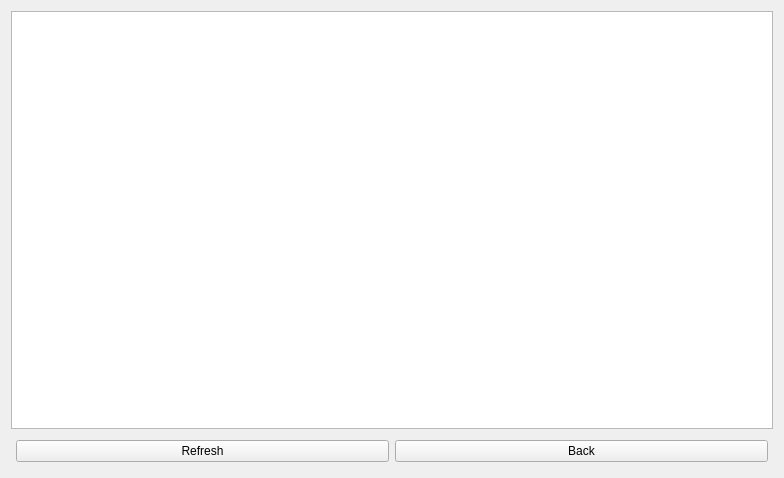
robotics-in-concert/rocon_qt_gui, file rocon_remocon/ui/role_list.ui: the form before one commit.
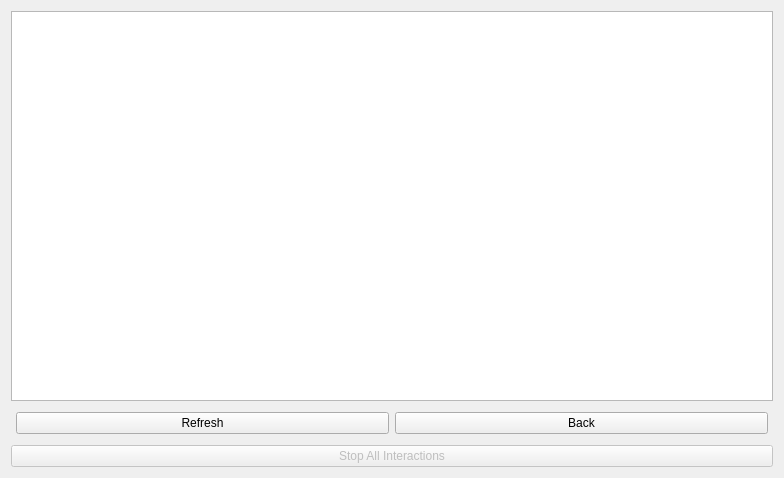
The form after the commit.

Commit message: adding a stop all interactions button, closes #120

What changed in the file:
```diff
--- a/rocon_remocon/ui/role_list.ui
+++ b/rocon_remocon/ui/role_list.ui
@@ -51,6 +51,19 @@
      </item>
     </layout>
    </item>
+   <item>
+    <widget class="QPushButton" name="stop_all_interactions_button">
+     <property name="enabled">
+      <bool>false</bool>
+     </property>
+     <property name="toolTip">
+      <string>Stop all running interactions</string>
+     </property>
+     <property name="text">
+      <string>Stop All Interactions</string>
+     </property>
+    </widget>
+   </item>
   </layout>
  </widget>
  <layoutdefault spacing="6" margin="11"/>
```
Left out of the diff: 6 changed lines with no effect on the pictures. The commit also changes 3 other files.
